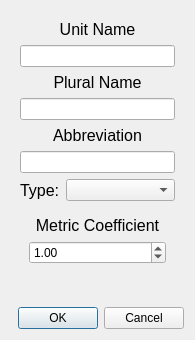
Old version of the form gui/newDialogs/newunitdialog.ui in the repository andrewlalis/RecipeDB.
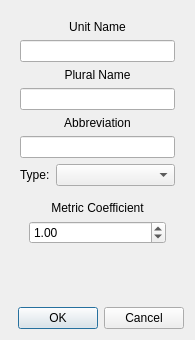
New version of the form. Icons and pictures are not drawn.

```diff
--- a/gui/newDialogs/newunitdialog.ui
+++ b/gui/newDialogs/newunitdialog.ui
@@ -31,7 +31,6 @@
        <widget class="QLabel" name="label">
         <property name="font">
          <font>
-          <pointsize>12</pointsize>
           <weight>3</weight>
           <italic>false</italic>
           <bold>false</bold>
@@ -52,7 +51,6 @@
        <widget class="QLabel" name="label_2">
         <property name="font">
          <font>
-          <pointsize>12</pointsize>
           <weight>3</weight>
           <italic>false</italic>
           <bold>false</bold>
@@ -73,7 +71,6 @@
        <widget class="QLabel" name="label_3">
         <property name="font">
          <font>
-          <pointsize>12</pointsize>
           <weight>3</weight>
           <italic>false</italic>
           <bold>false</bold>
@@ -115,7 +112,6 @@
            </property>
            <property name="font">
             <font>
-             <pointsize>12</pointsize>
              <weight>3</weight>
              <italic>false</italic>
              <bold>false</bold>
@@ -146,7 +142,6 @@
           <widget class="QLabel" name="label_5">
            <property name="font">
             <font>
-             <pointsize>12</pointsize>
              <weight>3</weight>
              <italic>false</italic>
              <bold>false</bold>
```
Left out of the diff: 4 changed lines with no effect on the pictures.
